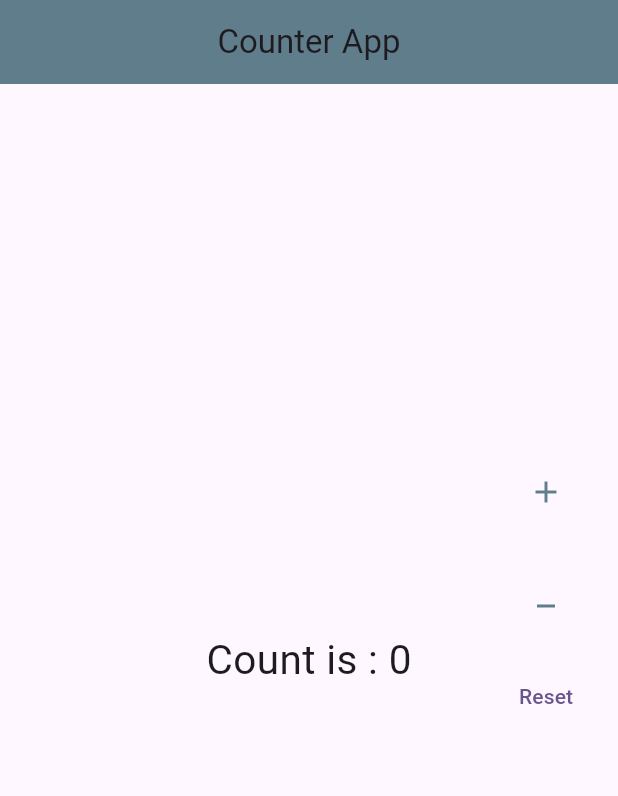
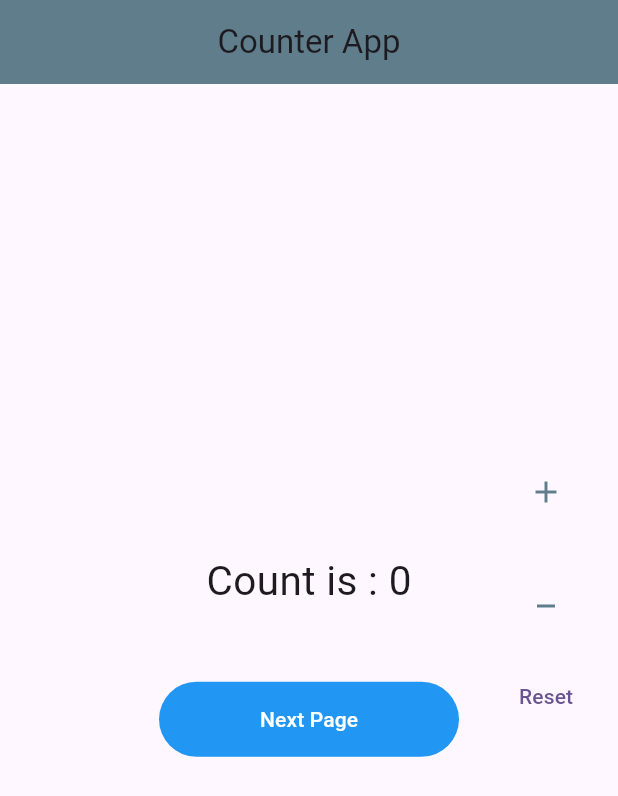
Before and after one commit to siraj-codes/flutter_bloc_practice, a Flutter app: the screen it shows after launch, on a phone screen of 412 x 824 dp. Shown: the top 796 px of the screen. Run offline on Flutter 3.47's test engine with Material 3 defaults, Android fonts, the phone set to English and light mode, and no system bars; our stand-ins replace flutter_bloc.

Commit message:
some_basic_changes to go to the next page

```diff
--- a/lib/screens/home_page.dart
+++ b/lib/screens/home_page.dart
@@ -30,9 +30,34 @@ class _HomePageState extends State<HomePage> {
               centerTitle: true,
             ),
             body: Center(
-              child: Text(
-                'Count is : $counter',
-                style: const TextStyle(fontSize: 27),
+              child: Column(
+                mainAxisAlignment: MainAxisAlignment.center,
+                children: [
+                  Text(
+                    'Count is : $counter',
+                    style: const TextStyle(fontSize: 27),
+                  ),
+                  const SizedBox(
+                    height: 40,
+                  ),
+                  TextButton(
+                    onPressed: () {},
+                    child: Container(
+                      height: 50,
+                      width: 200,
+                      decoration: BoxDecoration(
+                        color: Colors.blue,
+                        borderRadius: BorderRadius.circular(100),
+                      ),
+                      child: const Center(
+                        child: Text(
+                          'Next Page',
+                          style: TextStyle(color: Colors.white),
+                        ),
+                      ),
+                    ),
+                  )
+                ],
               ),
             ),
             floatingActionButton: Column(
```
